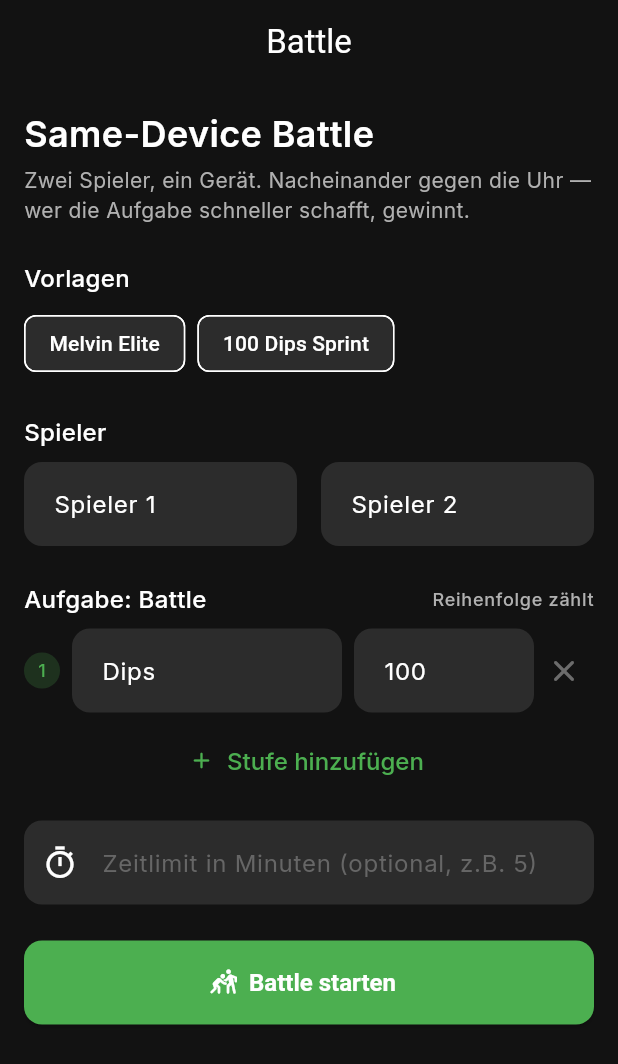
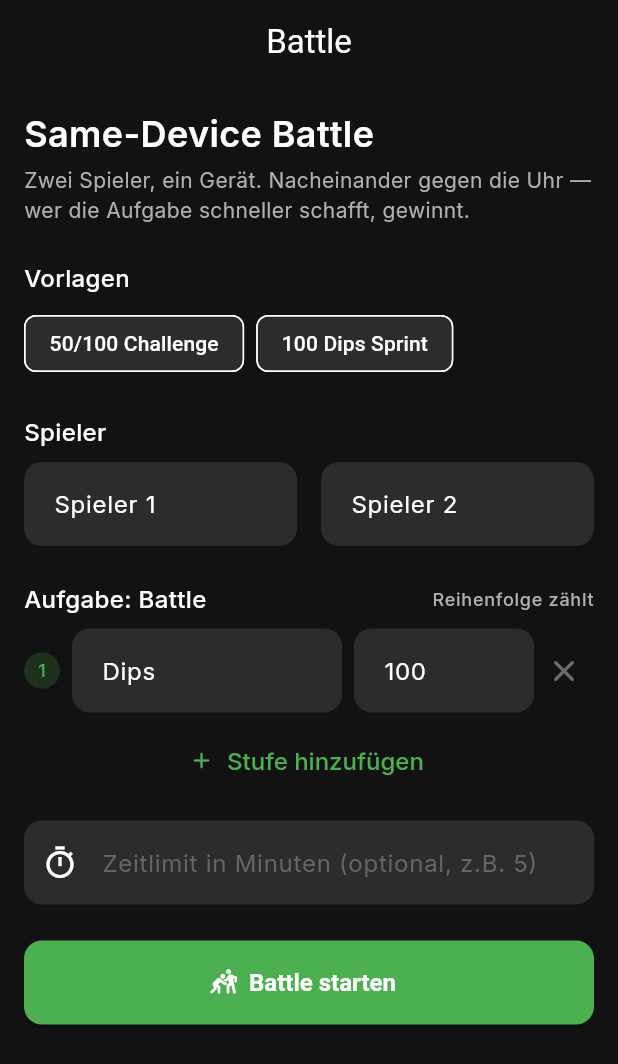
Before and after one commit to Xorpio89/wach, a Flutter app: the BattleScreen screen opened by its route, on a phone screen of 412 x 824 dp. Shown: the top 1064 px of the screen. Run offline on Flutter 3.47's test engine with Material 3 defaults, Android fonts, the phone set to English and light mode, and no system bars; our stand-ins replace flutter_riverpod, go_router, google_fonts, google_sign_in, sembast, sembast_web; missing offline and left inert: extension_google_sign_in_as_googleapis_auth, googleapis.

Commit message:
refactor(battle): Preset 'Melvin Elite' -> '50/100 Challenge' umbenannt
Korrekter, marken-neutraler Name fuer die Original-Challenge
(50 Klimmzuege -> 100 Liegestuetze, <5 Min, Heria/THENX).

Co-Authored-By: Claude Opus 4.8 (1M context) <noreply@anthropic.com>

```diff
--- a/wach_flutter/lib/features/battle/presentation/screens/battle_screen.dart
+++ b/wach_flutter/lib/features/battle/presentation/screens/battle_screen.dart
@@ -95,10 +95,10 @@ class _BattleSetupState extends ConsumerState<_BattleSetup> {
     super.dispose();
   }
 
-  void _applyMelvinPreset() {
+  void _apply50100Preset() {
     HapticUtils.lightTap();
     setState(() {
-      _title = 'Melvin Elite';
+      _title = '50/100 Challenge';
       for (final stage in _stages) {
         stage.dispose();
       }
@@ -190,9 +190,9 @@ class _BattleSetupState extends ConsumerState<_BattleSetup> {
           runSpacing: AppConstants.spacingSm,
           children: [
             ActionChip(
-              label: const Text('Melvin Elite'),
+              label: const Text('50/100 Challenge'),
               backgroundColor: AppColors.surfaceVariant,
-              onPressed: _applyMelvinPreset,
+              onPressed: _apply50100Preset,
             ),
             ActionChip(
               label: const Text('100 Dips Sprint'),
```
